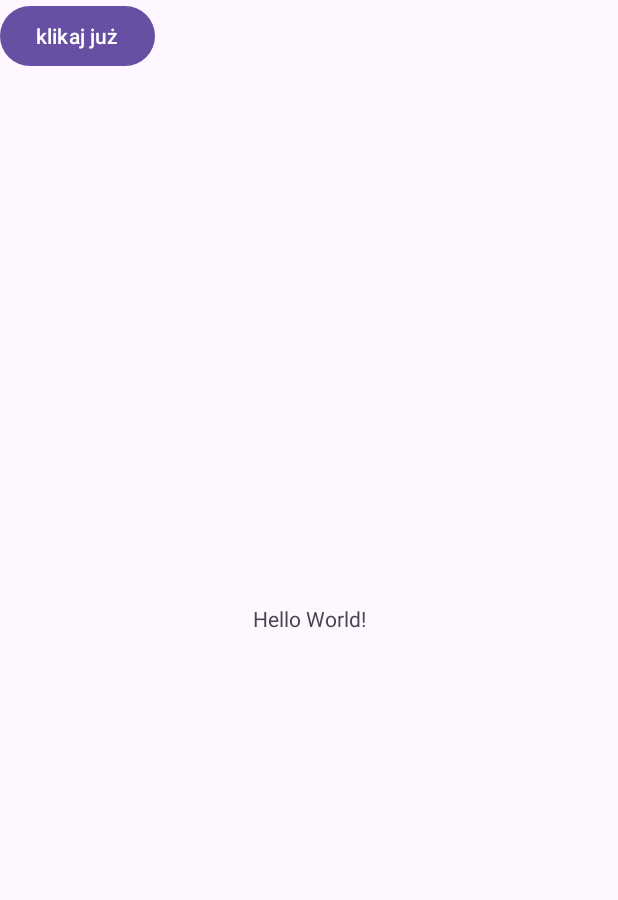
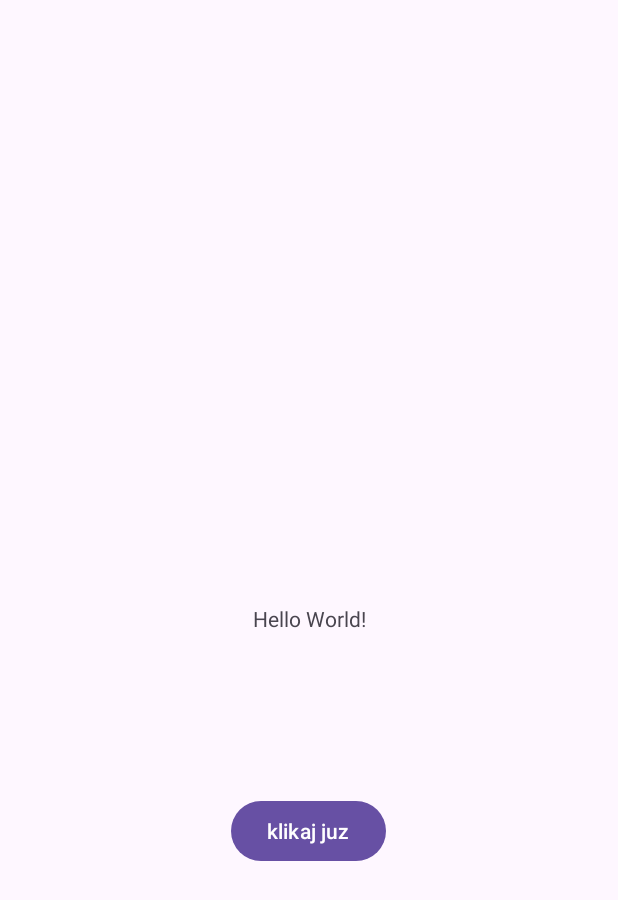
Before and after one commit to jabol99/My_Application1, an Android app: the screen it shows after launch (MainActivity), on a phone screen of 412 x 824 dp. Shown: the top 900 px of the screen. Run offline under Robolectric (Android 15) with nearby library versions, the phone set to English and light mode, and no system bars.

```diff
--- a/app/src/main/java/com/example/myapplication/MainActivity.kt
+++ b/app/src/main/java/com/example/myapplication/MainActivity.kt
@@ -9,7 +9,7 @@ class MainActivity : AppCompatActivity() {
         super.onCreate(savedInstanceState)
         setContentView(R.layout.activity_main)
         findViewById<Button>(R.id.Mojprzycisk).setOnClickListener {
-            findViewById<Button>(R.id.Mojprzycisk).text
+            findViewById<Button>(R.id.Mojprzycisk).text = "Działa!!!!!!"
         }
     }
 }
--- a/app/src/main/res/layout/activity_main.xml
+++ b/app/src/main/res/layout/activity_main.xml
@@ -6,21 +6,27 @@
     android:layout_width="match_parent"
     android:layout_height="match_parent"
     tools:context=".MainActivity">
+
     <TextView
+        android:id="@+id/textView"
         android:layout_width="wrap_content"
         android:layout_height="wrap_content"
         android:text="Hello World!"
         app:layout_constraintBottom_toBottomOf="parent"
+        app:layout_constraintEnd_toEndOf="parent"
         app:layout_constraintStart_toStartOf="parent"
-      app:layout_constraintEnd_toEndOf="parent"
         app:layout_constraintTop_toTopOf="parent" />
 
     <Button
         android:id="@+id/Mojprzycisk"
         android:layout_width="wrap_content"
         android:layout_height="wrap_content"
-        android:text="klikaj już"
-        tools:layout_editor_absoluteX="153dp"
-        tools:layout_editor_absoluteY="416dp" />
+        android:text="klikaj juz"
+        app:layout_constraintBottom_toBottomOf="parent"
+        app:layout_constraintEnd_toEndOf="parent"
+        app:layout_constraintHorizontal_bias="0.498"
+        app:layout_constraintStart_toStartOf="parent"
+        app:layout_constraintTop_toTopOf="parent"
+        app:layout_constraintVertical_bias="0.683" />
 
 </androidx.constraintlayout.widget.ConstraintLayout>
```
Lines whose indentation alone changed are shown as unchanged.
